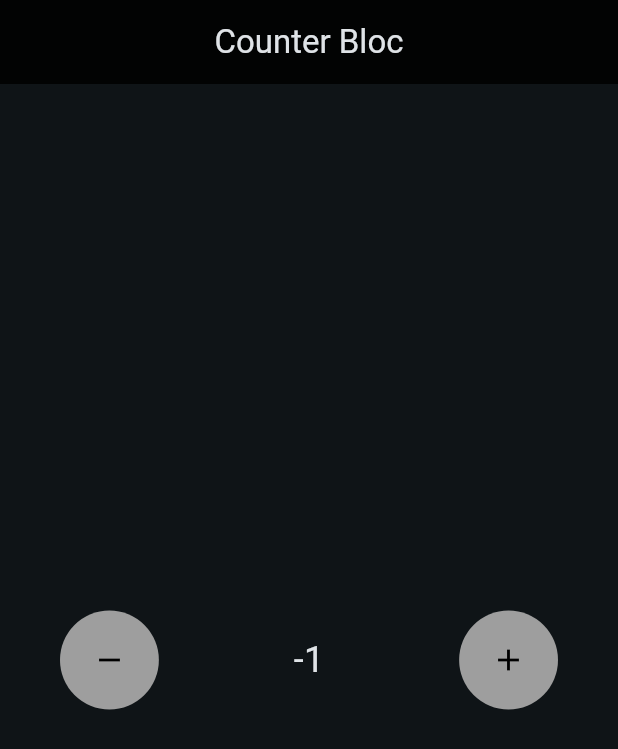
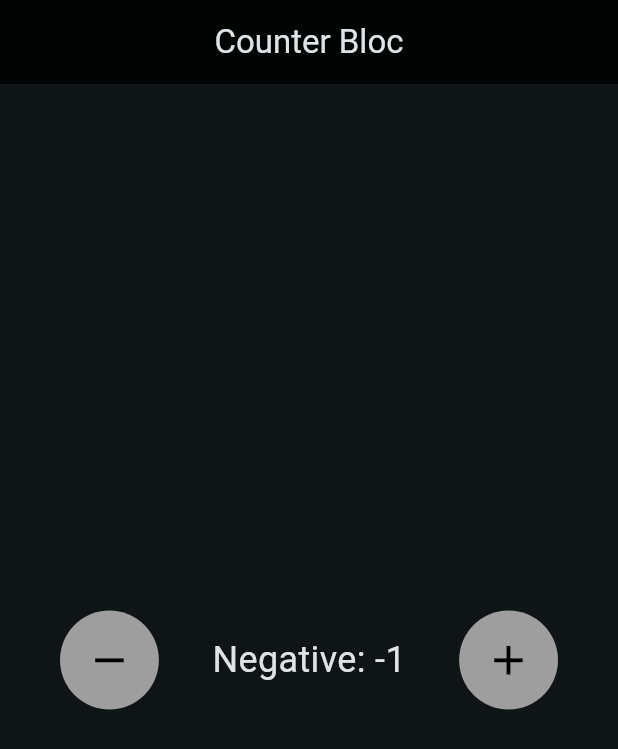
Before and after one commit to lolopindik/bloc-cubit, a Flutter app: the screen it shows after launch, after a tap on the "remove" icon, on a phone screen of 412 x 824 dp. Shown: the top 749 px of the screen. Run offline on Flutter 3.47's test engine with Material 3 defaults, Android fonts, the phone set to English and light mode, and no system bars; our stand-ins replace equatable, flutter_bloc.

Commit message:
ui changed

```diff
--- a/lib/pages/home_page.dart
+++ b/lib/pages/home_page.dart
@@ -44,7 +44,8 @@ class _HomePageState extends State<HomePage> {
                         child: IconButton(
                           onPressed: () => BlocProvider.of<CounterBloc>(context)
                               .add(Decrement()),
-                          icon: const Icon(
+                          icon: Icon(
+                            size: MediaQuery.of(context).size.height * 0.04,
                             Icons.remove,
                             color: Colors.black,
                           ),
@@ -53,8 +54,10 @@ class _HomePageState extends State<HomePage> {
                       Flexible(
                         child: Text(
                           (state.counter != 0)
-                              ? state.counter.toString()
-                              : 'State Clear',
+                              ? (state.counter > 0)
+                                  ? 'Positive: ${state.counter.toString()}'
+                                  : 'Negative: ${state.counter.toString()}'
+                              : 'State: Clear',
                           style: const TextStyle(fontSize: 24),
                         ),
                       ),
@@ -64,7 +67,8 @@ class _HomePageState extends State<HomePage> {
                         child: IconButton(
                           onPressed: () => BlocProvider.of<CounterBloc>(context)
                               .add(Increment()),
-                          icon: const Icon(
+                          icon: Icon(
+                            size: MediaQuery.of(context).size.height * 0.04,
                             Icons.add,
                             color: Colors.black,
                           ),
```
